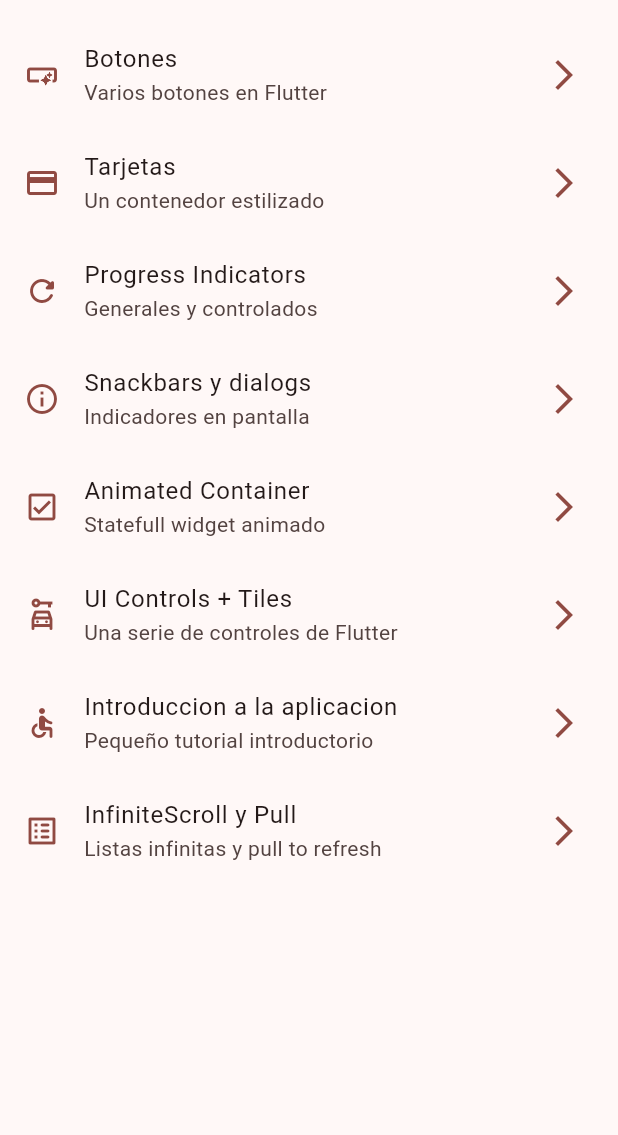
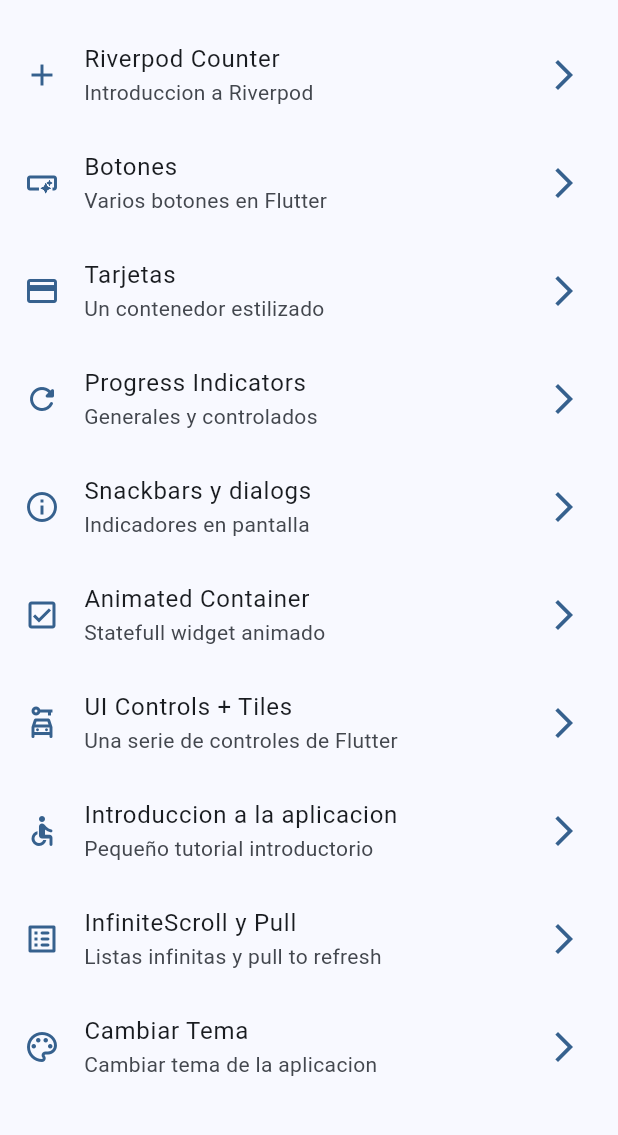
Before and after one commit to FDQM/widgets_app, a Flutter app: the screen it shows after launch, on a phone screen of 412 x 824 dp, the part 63-1198 px from its top. Run offline on Flutter 3.47's test engine with Material 3 defaults, Android fonts, the phone set to English and light mode, and no system bars; our stand-ins replace animate_do, flutter_riverpod, go_router.

Commit message:
DarkMode and theme changes using riverpod

```diff
--- a/lib/config/menu/menu_items.dart
+++ b/lib/config/menu/menu_items.dart
@@ -14,6 +14,11 @@ class MenuItem {
 }
 
 const appMenuItems = <MenuItem>[
+  MenuItem(
+      title: 'Riverpod Counter',
+      subTitle: 'Introduccion a Riverpod',
+      link: '/counter',
+      icon: Icons.add),
   MenuItem(
       title: 'Botones',
       subTitle: 'Varios botones en Flutter',
@@ -53,5 +58,10 @@ const appMenuItems = <MenuItem>[
       title: 'InfiniteScroll y Pull',
       subTitle: 'Listas infinitas y pull to refresh',
       link: '/infinite',
-      icon: Icons.list_alt_rounded)
+      icon: Icons.list_alt_rounded),
+       MenuItem(
+      title: 'Cambiar Tema',
+      subTitle: 'Cambiar tema de la aplicacion',
+      link: '/theme-changer',
+      icon: Icons.color_lens_outlined)
 ];
--- a/lib/config/router/app_router.dart
+++ b/lib/config/router/app_router.dart
@@ -49,5 +49,15 @@ final appRouter = GoRouter(
       name: InfiniteScrollScreen.name,
       builder: (context, state) => const InfiniteScrollScreen(),
     ),
+     GoRoute(
+      path: '/counter',
+      name: CounterScreen.name,
+      builder: (context, state) => const CounterScreen(),
+    ),
+    GoRoute(
+      path: '/theme-changer',
+      name: ThemeChangerScreen.name,
+      builder: (context, state) => const ThemeChangerScreen(),
+    ),
   ],
 );
--- a/lib/config/theme/app_theme.dart
+++ b/lib/config/theme/app_theme.dart
@@ -14,13 +14,15 @@ const colorList = <Color>[
 
 class AppTheme {
   final int selectedColor;
+  final bool isDarkMode;
 
-  AppTheme({this.selectedColor = 0})
+  AppTheme( {this.isDarkMode = false,this.selectedColor = 0})
       : assert(selectedColor >= 0, 'Selected Color must be grater than 0'),
         assert(selectedColor < colorList.length,
             'Selected color must be less or equal than ${colorList.length - 1}');
 
   ThemeData geteTheme() => ThemeData(
+    brightness: isDarkMode?Brightness.dark:Brightness.light,
       colorSchemeSeed: colorList[selectedColor],
       appBarTheme: const AppBarTheme(centerTitle: false));
 }
--- a/lib/main.dart
+++ b/lib/main.dart
@@ -1,22 +1,27 @@
 import 'package:flutter/material.dart';
+import 'package:flutter_riverpod/flutter_riverpod.dart';
 import 'package:widgets_app/config/router/app_router.dart';
 import 'package:widgets_app/config/theme/app_theme.dart';
+import 'package:widgets_app/presentation/providers/theme_provider.dart';
 
 void main() {
-  runApp(const MainApp());
+  runApp(const ProviderScope(child: MainApp()));
 }
 
-class MainApp extends StatelessWidget {
+class MainApp extends ConsumerWidget {
   const MainApp({super.key});
 
   @override
-  Widget build(BuildContext context) {
-    return  MaterialApp.router(
+  Widget build(BuildContext context, WidgetRef ref) {
+    final bool isDarkMode = ref.watch(isDarkModeProvider);
+    final int selectedColor = ref.watch(selectedColorProvider);
+
+    return MaterialApp.router(
       title: 'Flutter Widgets',
       routerConfig: appRouter,
       debugShowCheckedModeBanner: false,
-      theme: AppTheme(selectedColor: 3).geteTheme(),
-
+      theme: AppTheme(selectedColor: selectedColor, isDarkMode: isDarkMode)
+          .geteTheme(),
     );
   }
 }
--- /dev/null
+++ b/lib/presentation/providers/counter_provider.dart
@@ -0,0 +1,5 @@
+
+
+import 'package:flutter_riverpod/flutter_riverpod.dart';
+
+final counterProvider = StateProvider((ref) => 5);
--- /dev/null
+++ b/lib/presentation/providers/theme_provider.dart
@@ -0,0 +1,10 @@
+
+import 'package:flutter_riverpod/flutter_riverpod.dart';
+import 'package:widgets_app/config/theme/app_theme.dart';
+
+final isDarkModeProvider = StateProvider<bool>((ref) => false);
+
+//Listado de colores inmutable
+final colorListProvider = Provider((ref) => colorList);
+
+final selectedColorProvider = StateProvider((ref) => 0);
--- a/lib/presentation/screens/screens.dart
+++ b/lib/presentation/screens/screens.dart
@@ -3,8 +3,10 @@ export 'package:widgets_app/presentation/screens/animated/animated_screen.dart';
 export 'package:widgets_app/presentation/screens/app_tutorial/app_tutorial_screen.dart';
 export 'package:widgets_app/presentation/screens/buttons/buttons_screen.dart';
 export 'package:widgets_app/presentation/screens/cards/cards_screens.dart';
+export 'package:widgets_app/presentation/screens/counter/counter_screen.dart';
 export 'package:widgets_app/presentation/screens/home/home_screen.dart';
 export 'package:widgets_app/presentation/screens/infinite_scroll/infinite_scroll_screnn.dart';
 export 'package:widgets_app/presentation/screens/progress/progress_screem.dart';
 export 'package:widgets_app/presentation/screens/snackbar/snackbar_screen.dart';
+export 'package:widgets_app/presentation/screens/theme_changer/theme_chenger_screen.dart';
 export 'package:widgets_app/presentation/screens/ui_contorls/ui_controls_screen.dart';
--- a/pubspec.yaml
+++ b/pubspec.yaml
@@ -10,6 +10,7 @@ dependencies:
   animate_do: ^3.3.4
   flutter:
     sdk: flutter
+  flutter_riverpod: ^2.5.1
   go_router: ^14.1.1
 
 dev_dependencies:
```
Also changed, not shown: lib/presentation/screens/counter/counter_screen.dart (added, +43 -0 lines), lib/presentation/screens/theme_changer/theme_chenger_screen.dart (added, +58 -0 lines), pubspec.lock.
